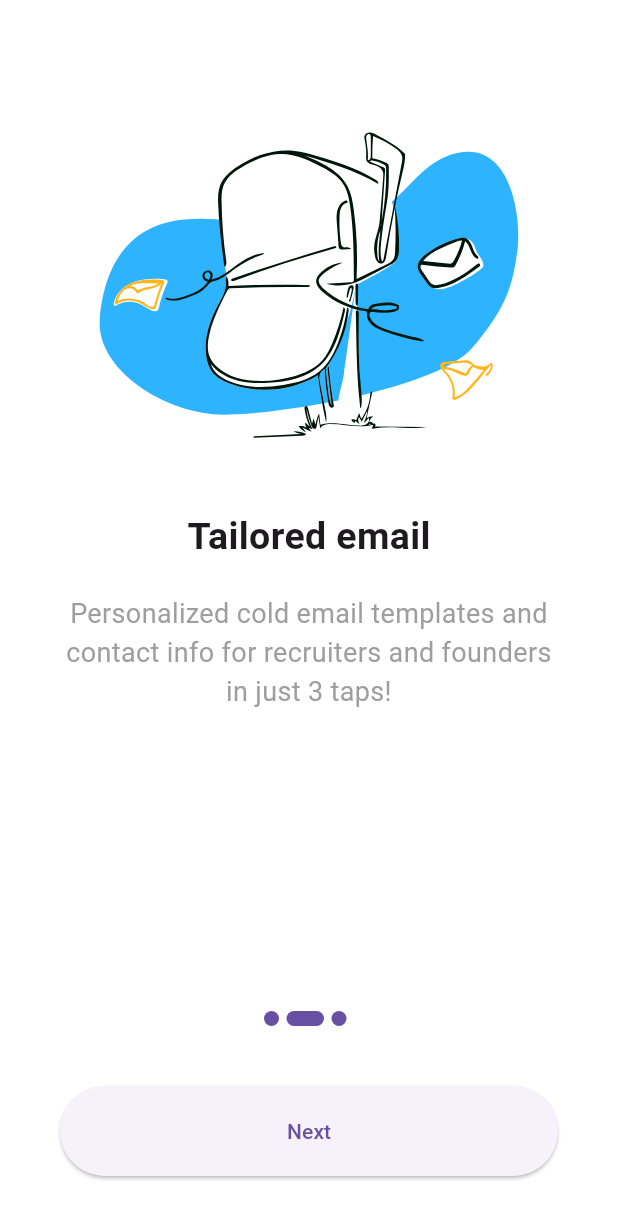
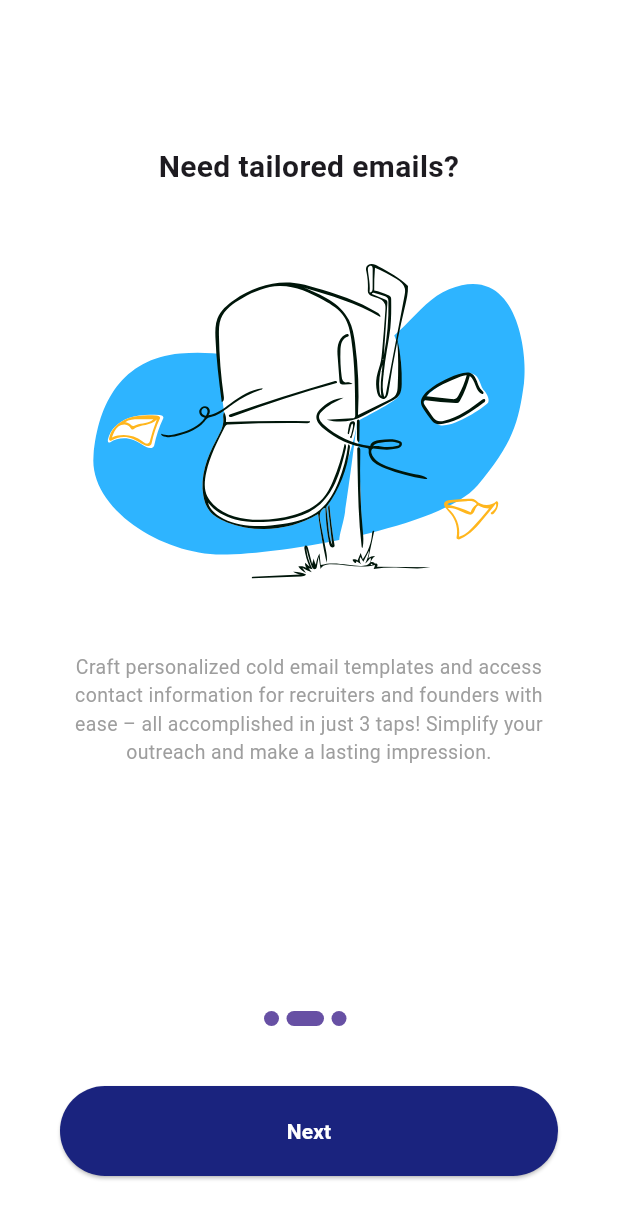
Before and after one commit to Drishtantranjan/ColdMailers, a Flutter app: the screen it shows after launch, swiped to page 2, on a phone screen of 412 x 824 dp. Shown: the top 1219 px of the screen. Run offline on Flutter 3.47's test engine with Material 3 defaults, Android fonts, the phone set to English and light mode, and no system bars; our stand-ins replace flutter_svg.

Commit message:
onboarding Ui refactoring

```diff
--- a/lib/onboarding/data/onboading_data.dart
+++ b/lib/onboarding/data/onboading_data.dart
@@ -1,25 +1,28 @@
 class OnboardingContent {
   String image;
   String title;
-  String discription;
+  String description;
 
-  OnboardingContent({required this.image, required this.title, required this.discription});
+  OnboardingContent({required this.image, required this.title, required this.description});
 }
 
 List<OnboardingContent> contents = [
   OnboardingContent(
-      title: 'Looking for change',
-      image: 'assets/icons/ic_onboarding1.svg',
-      discription: "Land your next job with the power of cold mailing. Find personalized cold email and resume templates and contact the recruiters and founders in one click!"
+      title: 'Looking for job change?',
+      image: 'assets/icons/onboarding/ic_onboarding1.svg',
+      description: "Empower your job search with the effectiveness of cold mailing. Discover personalized cold email and resume templates, and effortlessly connect with recruiters and founders in just one click!"
   ),
   OnboardingContent(
-      title: 'Tailored email',
-      image: 'assets/icons/ic_onboarding2.svg',
-      discription: "Personalized cold email templates and contact info for recruiters and founders in just 3 taps!"
+      title: 'Need tailored emails?',
+      image: 'assets/icons/onboarding/ic_onboarding2.svg',
+      description: "Craft personalized cold email templates and access contact information for recruiters and founders with ease – all accomplished in just 3 taps! Simplify your outreach and make a lasting impression."
   ),
+
+
   OnboardingContent(
-      title: 'Get hired easily with cold mails!',
-      image: 'assets/icons/ic_onboarding3.svg',
-      discription: "Get recruiters contacts and point of contacts to apporach and get hired easily!"
+      title: 'Get Hired Easily with ColdMails!',
+      image: 'assets/icons/onboarding/ic_onboarding3.svg',
+      description: "Unlock opportunities by obtaining recruiters contacts. Approach your dream job effortlessly and increase your chances of getting hired!"
   ),
+
 ];
--- a/lib/onboarding/presentation/views/onboarding_screen.dart
+++ b/lib/onboarding/presentation/views/onboarding_screen.dart
@@ -1,7 +1,7 @@
 import 'package:cold_mailing/auth/presentation/views/splash_screen.dart';
 import 'package:flutter/material.dart';
+import 'package:flutter/services.dart';
 import 'package:flutter_svg/flutter_svg.dart';
-
 import '../../data/onboading_data.dart';
 
 
@@ -28,8 +28,24 @@ class _OnboardingState extends State<Onboarding> {
 
   @override
   Widget build(BuildContext context) {
+
+    double screenWidth = MediaQuery.of(context).size.width;
+    double paddingValue = screenWidth*0.1;
+
     return Scaffold(
       backgroundColor: Colors.white,
+      appBar: AppBar(
+        automaticallyImplyLeading: false,
+        backgroundColor: Colors.transparent,
+        systemOverlayStyle: SystemUiOverlayStyle(
+          // Status bar color
+            statusBarColor: Colors.white,
+
+          // Status bar brightness (optional)
+          statusBarIconBrightness: Brightness.dark, // For Android (dark icons)
+          statusBarBrightness: Brightness.light, // For iOS (dark icons)
+        ),
+      ),
       body: Column(
         children: [
           Expanded(
@@ -43,26 +59,32 @@ class _OnboardingState extends State<Onboarding> {
               },
               itemBuilder: (_, i) {
                 return Padding(
-                  padding: const EdgeInsets.all(40),
+                  padding: EdgeInsets.all(paddingValue),
                   child: Column(
                     children: [
+                      Center(
+                        child: Text(
+                          contents[i].title,
+                          style: TextStyle(
+                            fontSize: 20,
+                            fontWeight: FontWeight.bold,
+                          ),
+                          textAlign: TextAlign.center, // Align the text to the center horizontally
+                        ),
+                      ),
+
                       SvgPicture.asset(
                         contents[i].image,
-                        height: 300,
+                        height: MediaQuery.of(context).size.width*0.75,
+                        width: MediaQuery.of(context).size.height*0.75,
                       ),
+
+                      // SizedBox(height: MediaQuery.of(context).size.height*0.0001),
                       Text(
-                        contents[i].title,
-                        style: TextStyle(
-                          fontSize: 25,
-                          fontWeight: FontWeight.bold,
-                        ),
-                      ),
-                      SizedBox(height: 20),
-                      Text(
-                        contents[i].discription,
+                        contents[i].description,
                         textAlign: TextAlign.center,
                         style: TextStyle(
-                          fontSize: 18,
+                          fontSize: 13,
                           color: Colors.grey,
                         ),
                       )
@@ -85,10 +107,10 @@ class _OnboardingState extends State<Onboarding> {
             height: 60,
             margin: EdgeInsets.all(40),
             width: double.infinity,
-            child: ElevatedButton(
-
-              child: Text(
-                  currentIndex == contents.length - 1 ? "Continue" : "Next"),
+            child:ElevatedButton(
+              style: ButtonStyle(
+                backgroundColor: MaterialStateProperty.all(Colors.indigo[900]),
+              ),
               onPressed: () {
                 if (currentIndex == contents.length - 1) {
                   Navigator.pushReplacement(
@@ -103,12 +125,15 @@ class _OnboardingState extends State<Onboarding> {
                   curve: Curves.bounceIn,
                 );
               },
-              // color: Theme.of(context).primaryColor,
-              // textColor: Colors.white,
-              // shape: RoundedRectangleBorder(
-              //   borderRadius: BorderRadius.circular(20),
-              // ),
+              child: Text(
+                currentIndex == contents.length - 1 ? "Continue" : "Next",
+                style: TextStyle(
+                  fontWeight: FontWeight.bold,
+                  color: Colors.white
+                ),
+              ),
             ),
+
           )
         ],
       ),
--- a/pubspec.yaml
+++ b/pubspec.yaml
@@ -61,7 +61,8 @@ flutter:
 
   # To add assets to your application, add an assets section, like this:
   assets:
-    - assets/icons/
+    - assets/icons/onboarding/
+    - assets/icons/auth/
   #   - images/a_dot_ham.jpeg
 
   # An image asset can refer to one or more resolution-specific "variants", see
```
Also changed, not shown: assets/icons/onboarding/ic_onboarding1.svg (renamed from assets/icons/ic_onboarding1.svg), assets/icons/onboarding/ic_onboarding2.svg (renamed from assets/icons/ic_onboarding2.svg), assets/icons/onboarding/ic_onboarding3.svg (renamed from assets/icons/ic_onboarding3.svg).
